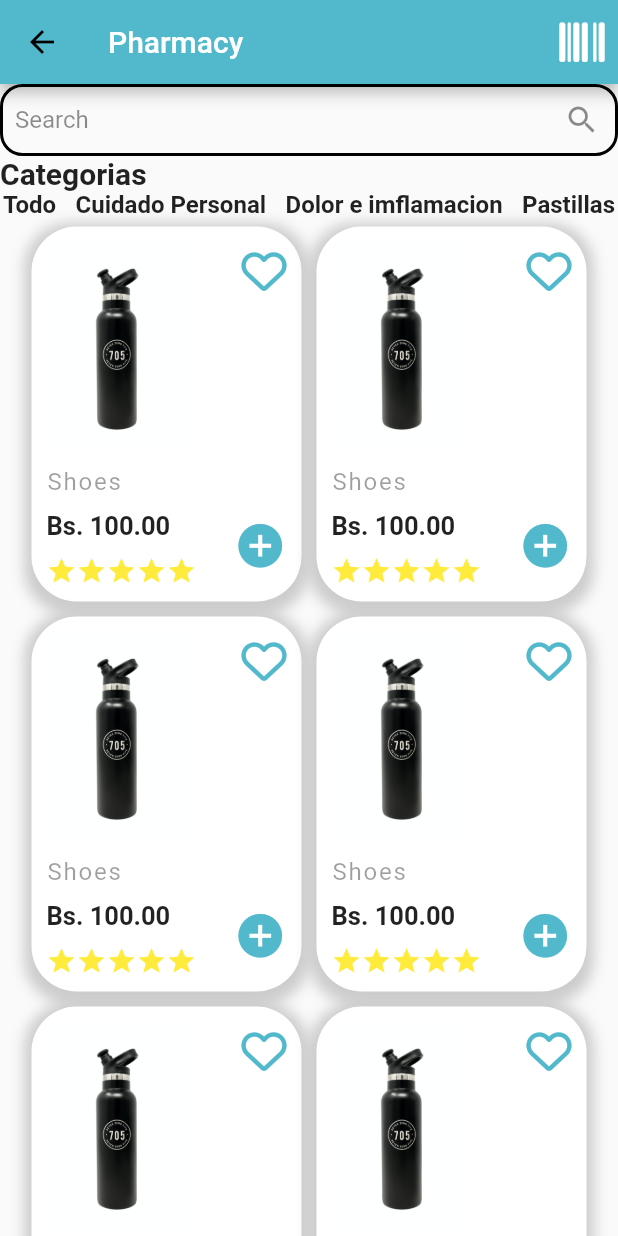
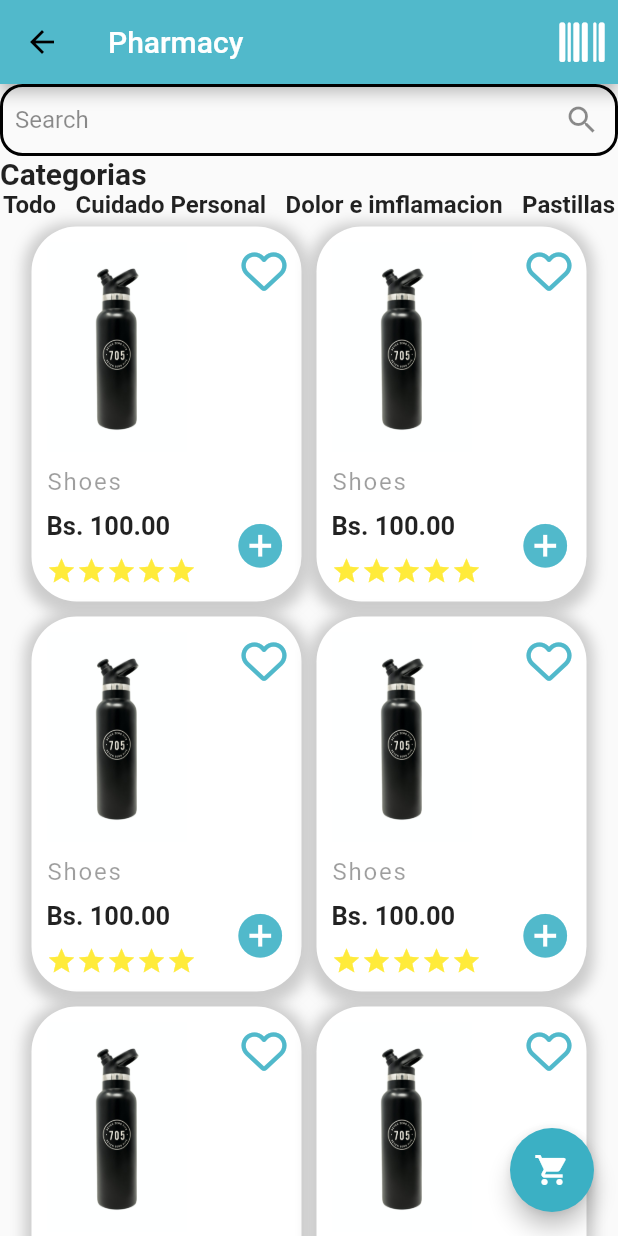
Before and after one commit to bleidertcs/demoplace, a Flutter app: the PharmacyPage screen opened directly, on a phone screen of 412 x 824 dp. Run offline on Flutter 3.47's test engine with Material 2 defaults, Android fonts, the light colour scheme and no system bars; our stand-ins replace font_awesome_flutter.

Commit message:
agregado el floating button

```diff
--- a/lib/pharmacy_home_page.dart
+++ b/lib/pharmacy_home_page.dart
@@ -156,7 +156,30 @@ class PharmacyPage extends StatelessWidget {
               ),
             ],
           ),
+          Row(
+            crossAxisAlignment: CrossAxisAlignment.center,
+            mainAxisAlignment: MainAxisAlignment.center,
+            children: const [
+              ProductCard(
+                image: '',
+                productName: '',
+                productPrice: '',
+              ),
+              ProductCard(
+                image: '',
+                productName: '',
+                productPrice: '',
+              ),
+            ],
+          ),
         ],
+      ),
+      floatingActionButton: FloatingActionButton(
+        onPressed: () {},
+        child: const Icon(
+          Icons.shopping_cart,
+          color: Colors.white,
+        ),
       ),
     );
   }
```
